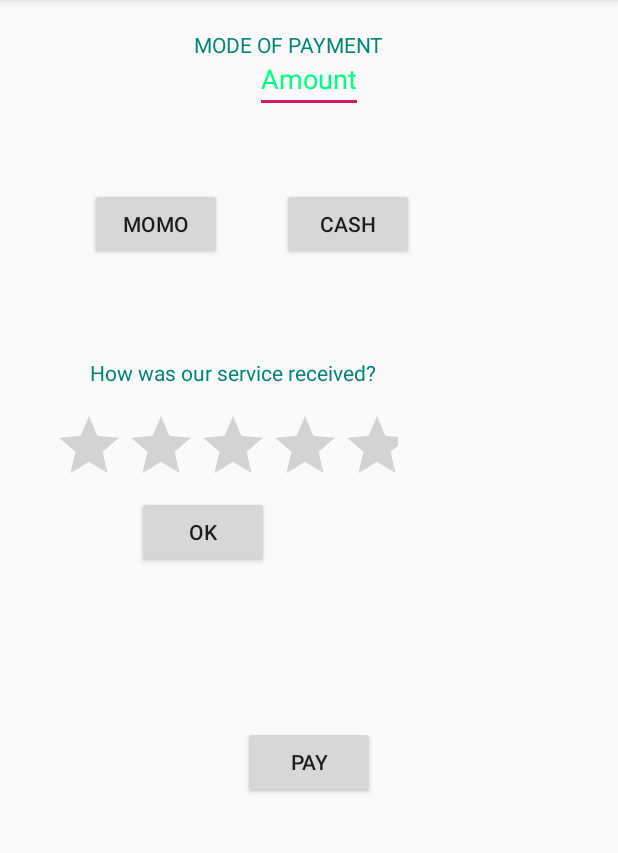
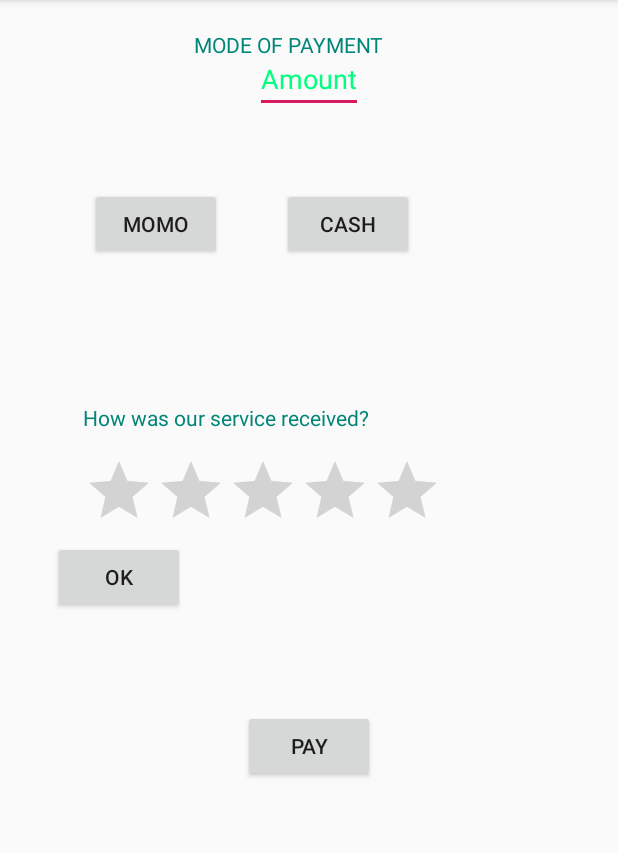
Before and after one commit to amandinek/trip, an Android app: the PaymentActivity screen opened directly, with no data from a screen before it, after a tap on "MOMO", on a phone screen of 412 x 824 dp, the part 84-937 px from its top. Run offline under Robolectric (Android 15) with nearby library versions, the phone set to English and light mode, and no system bars; our stand-ins replace ButterKnife.

Commit message:
uplaod paymentActivity finalized

```diff
--- a/app/src/main/java/com/example/trip/PaymentActivity.java
+++ b/app/src/main/java/com/example/trip/PaymentActivity.java
@@ -13,6 +13,7 @@ import android.widget.Button;
 import android.widget.EditText;
 import android.widget.RadioButton;
 import android.widget.RatingBar;
+import android.widget.TextView;
 import android.widget.Toast;
 
 import butterknife.BindView;
@@ -20,16 +21,13 @@ import butterknife.ButterKnife;
 
 public class PaymentActivity extends AppCompatActivity implements RatingBar.OnRatingBarChangeListener, View.OnClickListener {
 
-    @BindView(R.id.paymen)
-    Button payment;
-    @BindView(R.id.ratting)
-    RatingBar rate;
-    @BindView(R.id.money)
-    Button cash;
-    @BindView(R.id.mobil)
-    Button mobile;
-    @BindView(R.id.amount)
-    EditText price;
+    @BindView(R.id.paymen) Button payment;
+    @BindView(R.id.ratting) RatingBar rate;
+    @BindView(R.id.money) Button cash;
+    @BindView(R.id.mobil) Button mobile;
+    @BindView(R.id.amount) EditText price;
+    @BindView(R.id.sub)Button submit;
+    @BindView(R.id.total) TextView result;
 
 
     @Override
@@ -40,40 +38,47 @@ public class PaymentActivity extends AppCompatActivity implements RatingBar.OnRa
         ButterKnife.bind(this);
 
         payment.setOnClickListener(this);
-        rate.setOnRatingBarChangeListener(this);
+
         cash.setOnClickListener(this);
         mobile.setOnClickListener(this);
+        submit.setOnClickListener(this);
 
+
+    }
+
+
+
+    @Override
+    public void onClick(View v) {
+        if (v == payment) {
+            Toast.makeText(PaymentActivity.this, "Thank you to ride with us!!!", Toast.LENGTH_LONG).show();
+//            Intent rate = new Intent(PaymentActivity.this, RatingActivity.class);
+//            startActivity(rate);
+
+        }
+        if (v == mobile) {
+            Uri number = Uri.parse("tel:*182*3*123"+"tel:#");
+            Intent callIntent = new Intent(Intent.ACTION_CALL, number);
+            startActivity(callIntent);
+
+           if (ActivityCompat.checkSelfPermission(PaymentActivity.this,
+                   Manifest.permission.CALL_PHONE) != PackageManager.PERMISSION_GRANTED){
+
+               startActivity(callIntent);
+           }
+
+        }
+        if(v==submit){
+            int totalStars = rate.getNumStars();
+            float rating =  rate.getRating();
+            result.setText( "score:"+rating + "/" + totalStars);
+
+        }
 
     }
 
     @Override
     public void onRatingChanged(RatingBar ratingBar, float rating, boolean fromUser) {
 
-
-    }
-
-    @Override
-    public void onClick(View v) {
-        if (v == payment) {
-            Toast.makeText(PaymentActivity.this, "Thank you to ride with us!!!", Toast.LENGTH_LONG).show();
-            Intent rate = new Intent(PaymentActivity.this, RatingActivity.class);
-            startActivity(rate);
-
-        }
-        if (v == mobile) {
-            Uri number = Uri.parse("tel:*182*6#");
-            Intent callIntent = new Intent(Intent.ACTION_CALL, number);
-
-            startActivity(callIntent);
-
-//
-//           if (ActivityCompat.checkSelfPermission(PaymentActivity.this,
-//                   Manifest.permission.CALL_PHONE) != PackageManager.PERMISSION_GRANTED)
-//
-//           }
-
-        }
-
     }
 }
--- a/app/src/main/res/layout/activity_payment.xml
+++ b/app/src/main/res/layout/activity_payment.xml
@@ -11,11 +11,6 @@
         android:layout_height="wrap_content"
         android:id="@+id/pay"
         android:padding="20dp">
-        <TextView
-            android:layout_width="wrap_content"
-            android:layout_height="wrap_content"
-            android:id="@+id/subtitle"
-            android:textColor="@color/colorPrimary"/>
 
         <TextView
             android:id="@+id/textView"
@@ -69,39 +64,52 @@
         android:layout_margin="5dp"
         android:layout_below="@+id/pay"
         android:orientation="vertical"
-        android:gravity="center"
-        android:layout_marginLeft="50dp">
+        android:layout_marginLeft="50dp"
+        android:padding="30dp">
        <TextView
            android:layout_width="wrap_content"
            android:layout_height="wrap_content"
            android:text="How was our service received?"
            android:id="@+id/question"
            android:textColor="@color/colorPrimary"
-           android:layout_marginLeft="20dp"/>
+           android:layout_marginLeft="20dp" />
 
         <RatingBar
             android:id="@+id/ratting"
             android:layout_width="wrap_content"
             android:layout_height="wrap_content"
+            android:layout_marginLeft="20dp"
             android:layout_marginTop="15dp"
             android:numStars="5"
-            android:stepSize="0.1"
-            android:layout_marginLeft="20dp"
-            />
+            android:stepSize="0.1" />
 
-        <Button
+        <LinearLayout
             android:layout_width="wrap_content"
             android:layout_height="wrap_content"
-            android:text="ok"/>
+            android:orientation="horizontal">
+            <Button
+                android:id="@+id/sub"
+                android:layout_width="wrap_content"
+                android:layout_height="wrap_content"
+                android:text="ok"
+                android:layout_marginLeft="0dp"/>
+            <TextView
+                android:layout_width="wrap_content"
+                android:layout_height="wrap_content"
+                android:textColor="@color/colorPrimary"
+                android:id="@+id/total"/>
+       </LinearLayout>
+
+
     </LinearLayout>
 
     <Button
+        android:id="@+id/paymen"
         android:layout_width="wrap_content"
         android:layout_height="wrap_content"
-        android:text="PAY"
-        android:id="@+id/paymen"
+        android:layout_below="@+id/rating"
         android:layout_centerHorizontal="true"
-        android:layout_below="@+id/rating"
-        android:layout_marginTop="100dp"/>
+        android:layout_marginTop="29dp"
+        android:text="PAY" />
 
 </RelativeLayout>
```
Also changed, not shown: app/src/main/java/com/example/trip/BookRiderActivity.java (+21 -22 lines), app/src/main/res/layout/activity_book_rider.xml (+5 -7 lines).
